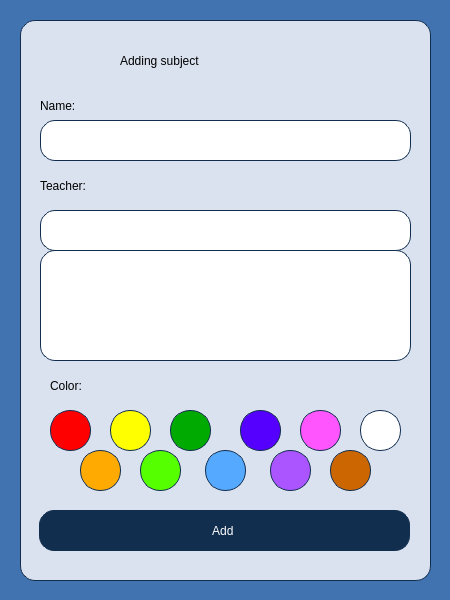
First picture: the form in Planner/subjectadding.ui, repository BeliaViktoria/Planner, before the edit.
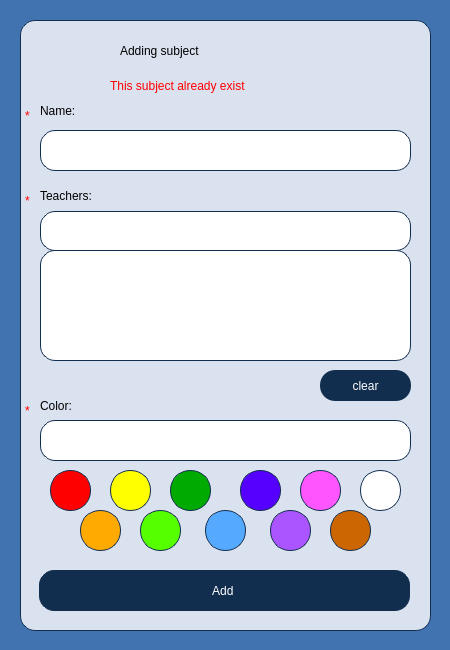
Second picture: the form after the edit.

What changed in the file:
```diff
--- a/Planner/subjectadding.ui
+++ b/Planner/subjectadding.ui
@@ -7,7 +7,7 @@
     <x>0</x>
     <y>0</y>
     <width>450</width>
-    <height>600</height>
+    <height>650</height>
    </rect>
   </property>
   <property name="sizePolicy">
@@ -19,13 +19,13 @@
   <property name="minimumSize">
    <size>
     <width>450</width>
-    <height>600</height>
+    <height>650</height>
    </size>
   </property>
   <property name="maximumSize">
    <size>
     <width>450</width>
-    <height>600</height>
+    <height>650</height>
    </size>
   </property>
   <property name="windowTitle">
@@ -40,7 +40,7 @@
      <x>20</x>
      <y>20</y>
      <width>411</width>
-     <height>561</height>
+     <height>611</height>
     </rect>
    </property>
    <property name="styleSheet">
@@ -54,7 +54,7 @@
     <property name="geometry">
      <rect>
       <x>19</x>
-      <y>490</y>
+      <y>550</y>
       <width>371</width>
       <height>41</height>
      </rect>
@@ -72,28 +72,6 @@
      <string>Add </string>
     </property>
    </widget>
-   <widget class="QLineEdit" name="lineEdit_Teacher">
-    <property name="geometry">
-     <rect>
-      <x>20</x>
-      <y>190</y>
-      <width>371</width>
-      <height>41</height>
-     </rect>
-    </property>
-    <property name="styleSheet">
-     <string notr="true">background-color:rgb(255, 255, 255);
-border-radius:15px;
-border-style: solid;
-border-width: 1px;
-border-color: rgb(18, 46, 79);
-font: 14pt &quot;Gentium Book Basic&quot;;
-color:black;</string>
-    </property>
-    <property name="text">
-     <string/>
-    </property>
-   </widget>
    <widget class="QListWidget" name="listWidget_Teachers">
     <property name="geometry">
      <rect>
@@ -104,14 +82,16 @@
      </rect>
     </property>
     <property name="styleSheet">
-     <string notr="true">background-color:rgb(255, 255, 255)</string>
+     <string notr="true">background-color:rgb(255, 255, 255);
+font: 14pt &quot;Gentium Book Basic&quot;;
+color:black;</string>
     </property>
    </widget>
    <widget class="QPushButton" name="pushButton_Red">
     <property name="geometry">
      <rect>
       <x>30</x>
-      <y>390</y>
+      <y>450</y>
       <width>41</width>
       <height>41</height>
      </rect>
@@ -128,7 +108,7 @@
     <property name="geometry">
      <rect>
       <x>90</x>
-      <y>390</y>
+      <y>450</y>
       <width>41</width>
       <height>41</height>
      </rect>
@@ -146,7 +126,7 @@
     <property name="geometry">
      <rect>
       <x>150</x>
-      <y>390</y>
+      <y>450</y>
       <width>41</width>
       <height>41</height>
      </rect>
@@ -163,7 +143,7 @@
     <property name="geometry">
      <rect>
       <x>220</x>
-      <y>390</y>
+      <y>450</y>
       <width>41</width>
       <height>41</height>
      </rect>
@@ -180,7 +160,7 @@
     <property name="geometry">
      <rect>
       <x>280</x>
-      <y>390</y>
+      <y>450</y>
       <width>41</width>
       <height>41</height>
      </rect>
@@ -198,7 +178,7 @@
     <property name="geometry">
      <rect>
       <x>340</x>
-      <y>390</y>
+      <y>450</y>
       <width>41</width>
       <height>41</height>
      </rect>
@@ -215,7 +195,7 @@
     <property name="geometry">
      <rect>
       <x>60</x>
-      <y>430</y>
+      <y>490</y>
       <width>41</width>
       <height>41</height>
      </rect>
@@ -232,7 +212,7 @@
     <property name="geometry">
      <rect>
       <x>120</x>
-      <y>430</y>
+      <y>490</y>
       <width>41</width>
       <height>41</height>
      </rect>
@@ -249,7 +229,7 @@
     <property name="geometry">
      <rect>
       <x>185</x>
-      <y>430</y>
+      <y>490</y>
       <width>41</width>
       <height>41</height>
      </rect>
@@ -267,7 +247,7 @@
     <property name="geometry">
      <rect>
       <x>250</x>
-      <y>430</y>
+      <y>490</y>
       <width>41</width>
       <height>41</height>
      </rect>
@@ -284,7 +264,7 @@
     <property name="geometry">
      <rect>
       <x>310</x>
-      <y>430</y>
+      <y>490</y>
       <width>41</width>
       <height>41</height>
      </rect>
@@ -297,6 +277,160 @@
      <string/>
     </property>
    </widget>
+   <widget class="QLabel" name="label_NessesaryField_1">
+    <property name="geometry">
+     <rect>
+      <x>5</x>
+      <y>80</y>
+      <width>16</width>
+      <height>31</height>
+     </rect>
+    </property>
+    <property name="styleSheet">
+     <string notr="true">border-width:0px;
+font: 14pt &quot;Gentium Book Basic&quot;;
+color:red;</string>
+    </property>
+    <property name="text">
+     <string>*</string>
+    </property>
+   </widget>
+   <widget class="QLabel" name="label_NessesaryField_2">
+    <property name="geometry">
+     <rect>
+      <x>5</x>
+      <y>165</y>
+      <width>16</width>
+      <height>31</height>
+     </rect>
+    </property>
+    <property name="styleSheet">
+     <string notr="true">border-width:0px;
+font: 14pt &quot;Gentium Book Basic&quot;;
+color:red;</string>
+    </property>
+    <property name="text">
+     <string>*</string>
+    </property>
+   </widget>
+   <widget class="QLabel" name="label_NessesaryField_3">
+    <property name="geometry">
+     <rect>
+      <x>5</x>
+      <y>375</y>
+      <width>16</width>
+      <height>31</height>
+     </rect>
+    </property>
+    <property name="styleSheet">
+     <string notr="true">border-width:0px;
+font: 14pt &quot;Gentium Book Basic&quot;;
+color:red;</string>
+    </property>
+    <property name="text">
+     <string>*</string>
+    </property>
+   </widget>
+   <widget class="QLabel" name="label_AlreadyExist">
+    <property name="geometry">
+     <rect>
+      <x>90</x>
+      <y>50</y>
+      <width>251</width>
+      <height>31</height>
+     </rect>
+    </property>
+    <property name="styleSheet">
+     <string notr="true">border-width:0px;
+font: 14pt &quot;Gentium Book Basic&quot;;
+color:red;</string>
+    </property>
+    <property name="text">
+     <string>This subject already exist</string>
+    </property>
+   </widget>
+   <widget class="QPushButton" name="pushButton_ClearTeachers">
+    <property name="geometry">
+     <rect>
+      <x>300</x>
+      <y>350</y>
+      <width>91</width>
+      <height>31</height>
+     </rect>
+    </property>
+    <property name="styleSheet">
+     <string notr="true">font: 14pt &quot;Gentium Book Basic&quot;;
+color:white;
+background-color:rgb(18, 46, 79);
+border-width:0px;</string>
+    </property>
+    <property name="text">
+     <string>clear</string>
+    </property>
+   </widget>
+   <widget class="QLabel" name="label_Color">
+    <property name="geometry">
+     <rect>
+      <x>20</x>
+      <y>370</y>
+      <width>121</width>
+      <height>31</height>
+     </rect>
+    </property>
+    <property name="styleSheet">
+     <string notr="true">font: 14pt &quot;Gentium Book Basic&quot;;
+color:black;
+background-color:rgb(219, 226, 239);
+border-width:0px;</string>
+    </property>
+    <property name="text">
+     <string>Color:</string>
+    </property>
+   </widget>
+   <widget class="QLabel" name="label_Teachers">
+    <property name="geometry">
+     <rect>
+      <x>20</x>
+      <y>191</y>
+      <width>371</width>
+      <height>40</height>
+     </rect>
+    </property>
+    <property name="styleSheet">
+     <string notr="true">background-color:rgb(255, 255, 255);
+border-radius:15px;
+border-style: solid;
+border-width: 1px;
+border-color: rgb(18, 46, 79);
+font: 14pt &quot;Gentium Book Basic&quot;;
+color:black;</string>
+    </property>
+    <property name="text">
+     <string/>
+    </property>
+   </widget>
+   <widget class="QLabel" name="label_ColorName">
+    <property name="geometry">
+     <rect>
+      <x>20</x>
+      <y>400</y>
+      <width>371</width>
+      <height>41</height>
+     </rect>
+    </property>
+    <property name="styleSheet">
+     <string notr="true">background-color:rgb(255, 255, 255);
+border-radius:15px;
+border-style: solid;
+border-width: 1px;
+border-color: rgb(18, 46, 79);
+font: 14pt &quot;Gentium Book Basic&quot;;
+color:black;</string>
+    </property>
+    <property name="text">
+     <string/>
+    </property>
+   </widget>
    <zorder>pushButton_Add</zorder>
    <zorder>listWidget_Teachers</zorder>
    <zorder>pushButton_Red</zorder>
@@ -310,13 +444,20 @@
    <zorder>pushButton_LightBlue</zorder>
    <zorder>pushButton_Purple</zorder>
    <zorder>pushButton_Brown</zorder>
-   <zorder>lineEdit_Teacher</zorder>
+   <zorder>label_NessesaryField_1</zorder>
+   <zorder>label_NessesaryField_2</zorder>
+   <zorder>label_NessesaryField_3</zorder>
+   <zorder>label_AlreadyExist</zorder>
+   <zorder>pushButton_ClearTeachers</zorder>
+   <zorder>label_Color</zorder>
+   <zorder>label_ColorName</zorder>
+   <zorder>label_Teachers</zorder>
   </widget>
   <widget class="QLabel" name="label_AddingSubject">
    <property name="geometry">
     <rect>
      <x>120</x>
-     <y>40</y>
+     <y>30</y>
      <width>211</width>
      <height>41</height>
     </rect>
@@ -334,7 +475,7 @@
    <property name="geometry">
     <rect>
      <x>40</x>
-     <y>90</y>
+     <y>95</y>
      <width>121</width>
      <height>31</height>
     </rect>
@@ -352,7 +493,7 @@
    <property name="geometry">
     <rect>
      <x>40</x>
-     <y>120</y>
+     <y>130</y>
      <width>371</width>
      <height>41</height>
     </rect>
@@ -374,7 +515,7 @@
    <property name="geometry">
     <rect>
      <x>40</x>
-     <y>170</y>
+     <y>180</y>
      <width>121</width>
      <height>31</height>
     </rect>
@@ -385,25 +526,7 @@
 background-color:rgb(219, 226, 239);</string>
    </property>
    <property name="text">
-    <string>Teacher:</string>
-   </property>
-  </widget>
-  <widget class="QLabel" name="label_Color">
-   <property name="geometry">
-    <rect>
-     <x>50</x>
-     <y>370</y>
-     <width>121</width>
-     <height>31</height>
-    </rect>
-   </property>
-   <property name="styleSheet">
-    <string notr="true">font: 14pt &quot;Gentium Book Basic&quot;;
-color:black;
-background-color:rgb(219, 226, 239);</string>
-   </property>
-   <property name="text">
-    <string>Color:</string>
+    <string>Teachers:</string>
    </property>
   </widget>
  </widget>
```
